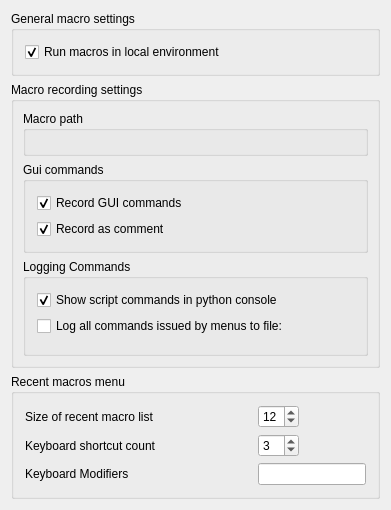
Before: the Qt Designer form src/Gui/PreferencePages/DlgSettingsMacro.ui in southseact-3d/fcd, drawn with Qt 5.
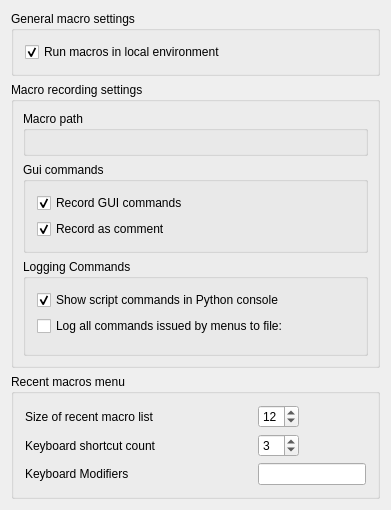
After: the same form once the commit is applied. Custom widgets are drawn as their Qt base class.

```diff
--- a/src/Gui/PreferencePages/DlgSettingsMacro.ui
+++ b/src/Gui/PreferencePages/DlgSettingsMacro.ui
@@ -192,7 +192,7 @@
             <string>Commands executed by macro scripts are shown in Python console</string>
            </property>
            <property name="text">
-            <string>Show script commands in python console</string>
+            <string>Show script commands in Python console</string>
            </property>
            <property name="checked">
             <bool>true</bool>
```
